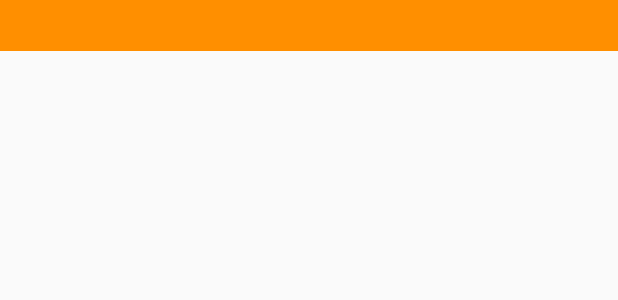
After one commit to LuXiangYang1997/sportcapacity, an Android app: the layout toolbar_layout.xml on its own in the app's theme, with its tools: preview values and no code run, on a phone screen of 412 x 824 dp. The commit adds this screen. Shown: the top 300 px of the screen. Run offline under Robolectric (Android 15) with nearby library versions, the light colour scheme and no system bars.

Commit message:
添加Fragment

```diff
--- a/app/src/main/java/com/example/bqj/sport_capacity/ViewPagerAdapter.kt
+++ b/app/src/main/java/com/example/bqj/sport_capacity/ViewPagerAdapter.kt
@@ -10,10 +10,7 @@ class ViewPagerAdapter(fm: FragmentManager,fragmentList: List<Fragment>) : Fragm
 
 
     override fun getItem(position: Int): Fragment {
-        return fragmentList.get(position)
-
-
-
+        return fragmentList[position]
     }
 
     override fun getCount(): Int {
--- /dev/null
+++ b/app/src/main/java/com/example/bqj/sport_capacity/custom/CompatToolbar.java
@@ -0,0 +1,52 @@
+package com.example.bqj.sport_capacity.custom;
+
+import android.content.Context;
+import android.os.Build;
+import android.support.v7.widget.Toolbar;
+import android.util.AttributeSet;
+import android.util.Log;
+
+/**
+ * Created by 陆向阳 on 2018/7/20.
+ * 沉浸式、版本兼容的Toolbar，状态栏透明.
+ */
+
+public class CompatToolbar extends Toolbar {
+
+    public CompatToolbar(Context context) {
+        this(context, null);
+    }
+
+    public CompatToolbar(Context context, AttributeSet attrs) {
+        this(context, attrs, 0);
+    }
+
+    public CompatToolbar(Context context, AttributeSet attrs, int defStyleAttr) {
+        super(context, attrs, defStyleAttr);
+        setup();
+    }
+
+    public void setup() {
+        int compatPadingTop = 0;
+        // android 4.4以上将Toolbar添加状态栏高度的上边距，沉浸到状态栏下方
+        if (Build.VERSION.SDK_INT >= Build.VERSION_CODES.KITKAT) {
+            compatPadingTop = getStatusBarHeight();
+        }
+        this.setPadding(getPaddingLeft(), getPaddingTop() + compatPadingTop, getPaddingRight(), getPaddingBottom());
+    }
+
+    public int getStatusBarHeight() {
+        int statusBarHeight = 0;
+        int resourceId = getResources().getIdentifier("status_bar_height", "dimen", "android");
+        if (resourceId > 0) {
+            statusBarHeight = getResources().getDimensionPixelSize(resourceId);
+        }
+        Log.d("CompatToolbar", "状态栏高度：" + px2dp(statusBarHeight) + "dp");
+        return statusBarHeight;
+    }
+
+    public float px2dp(float pxVal) {
+        final float scale = getContext().getResources().getDisplayMetrics().density;
+        return (pxVal / scale);
+    }
+}
--- a/app/src/main/java/com/example/bqj/sport_capacity/ui/discover/view/DiscoverFragment.kt
+++ b/app/src/main/java/com/example/bqj/sport_capacity/ui/discover/view/DiscoverFragment.kt
@@ -21,4 +21,10 @@ class DiscoverFragment :BaseFragment<DiscoverLayoutBinding,DiscoverVm>(){
         val discoverVm = DiscoverVm()
         return discoverVm
     }
+
+    override fun initViewObservable() {
+        super.initViewObservable()
+
+    }
+
 }
--- a/app/src/main/java/com/example/bqj/sport_capacity/ui/matchgrade/view/MatchGradeFragment.kt
+++ b/app/src/main/java/com/example/bqj/sport_capacity/ui/matchgrade/view/MatchGradeFragment.kt
@@ -22,4 +22,10 @@ class MatchGradeFragment : BaseFragment<MatchGradeLayoutBinding, MatchGradeVm>()
 
         return matchGradeVm
     }
+
+    override fun initViewObservable() {
+        super.initViewObservable()
+
+    }
+
 }
--- a/app/src/main/java/com/example/bqj/sport_capacity/ui/pcenter/view/PCenterFragment.kt
+++ b/app/src/main/java/com/example/bqj/sport_capacity/ui/pcenter/view/PCenterFragment.kt
@@ -25,5 +25,9 @@ class PCenterFragment : BaseFragment<PcenterLayoutBinding,PcenterVm>() {
         return pcenterVm
     }
 
+    override fun initViewObservable() {
+        super.initViewObservable()
+
+    }
 
 }
--- a/app/src/main/res/layout/match_grade_layout.xml
+++ b/app/src/main/res/layout/match_grade_layout.xml
@@ -3,6 +3,7 @@
 
     <data></data>
     <LinearLayout
+        android:orientation="vertical"
         android:layout_width="match_parent"
         android:layout_height="match_parent">
 
--- /dev/null
+++ b/app/src/main/res/layout/toolbar_layout.xml
@@ -0,0 +1,73 @@
+<?xml version="1.0" encoding="utf-8"?>
+<layout xmlns:android="http://schemas.android.com/apk/res/android"
+    xmlns:app="http://schemas.android.com/apk/res-auto">
+
+    <data></data>
+
+    <com.example.bqj.sport_capacity.custom.CompatToolbar
+        android:id="@+id/toolbar"
+        android:layout_width="match_parent"
+        android:layout_height="@dimen/dp_30"
+        android:background="?attr/colorPrimary"
+        app:contentInsetLeft="0dp"
+        app:contentInsetStart="0dp">
+
+        <RelativeLayout
+            android:layout_width="match_parent"
+            android:layout_height="@dimen/dp_40"
+            android:paddingHorizontal="30px">
+
+            <ImageView
+                android:id="@+id/img_left"
+                android:layout_width="wrap_content"
+                android:layout_height="wrap_content"
+                android:layout_alignParentLeft="true"
+                android:layout_centerInParent="true" />
+
+            <TextView
+                android:id="@+id/tv_back"
+                android:layout_width="wrap_content"
+                android:layout_height="wrap_content"
+                android:layout_alignParentLeft="true"
+                android:layout_centerInParent="true"
+                android:drawableLeft="@mipmap/icon_back"
+                android:drawablePadding="@dimen/dp_8"
+                android:gravity="center_vertical"
+                android:text="@string/back"
+                android:textColor="@color/color_FFFFFF"
+                android:textSize="@dimen/sp_15"
+                android:visibility="gone" />
+
+            <TextView
+                android:id="@+id/title"
+                android:layout_width="wrap_content"
+                android:layout_height="wrap_content"
+                android:layout_centerHorizontal="true"
+                android:layout_centerVertical="true"
+                android:maxEms="6"
+                android:singleLine="true"
+                android:text=""
+                android:textColor="@color/color_FFFFFF"
+                android:textSize="@dimen/sp_18"
+                android:textStyle="bold" />
+
+            <ImageView
+                android:id="@+id/right_img"
+                android:layout_width="wrap_content"
+                android:layout_height="wrap_content"
+                android:layout_alignParentRight="true"
+                android:layout_centerInParent="true" />
+
+            <TextView
+                android:id="@+id/right_tv"
+                android:layout_width="wrap_content"
+                android:layout_height="wrap_content"
+                android:layout_alignParentRight="true"
+                android:layout_centerInParent="true"
+                android:drawablePadding="@dimen/dp_8"
+                android:textColor="@color/color_FFFFFF"
+                android:textSize="@dimen/sp_16" />
+        </RelativeLayout>
+    </com.example.bqj.sport_capacity.custom.CompatToolbar>
+
+</layout>
--- a/app/src/main/res/values/strings.xml
+++ b/app/src/main/res/values/strings.xml
@@ -5,5 +5,6 @@
     <string name="match_grade">比赛成绩</string>
     <string name="discover">发现</string>
     <string name="pcenter">个人中心</string>
+    <string name="back">返回</string>
 
 </resources>
```
Also changed, not shown: app/src/main/java/com/example/bqj/sport_capacity/MainActivity.kt (+5 -3 lines), app/src/main/java/com/example/bqj/sport_capacity/base/BaseFragment.kt (+30 -4 lines), app/src/main/java/com/example/bqj/sport_capacity/ui/matchapply/view/MatchApplyFragment.kt (+9 -0 lines), app/src/main/res/layout/match_apply_layout.xml (+6 -1 lines), app/src/main/res/mipmap-xhdpi/icon_back.png (added), app/src/main/res/mipmap-xxhdpi/icon_back.png (added).
